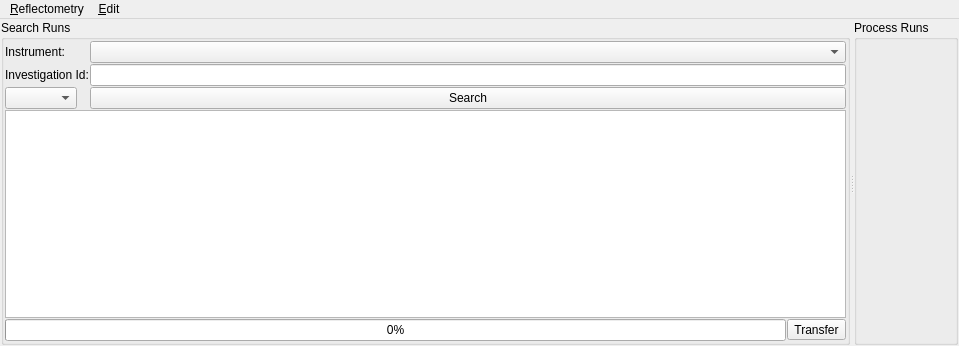
Above: MantidQt/CustomInterfaces/inc/MantidQtCustomInterfaces/Reflectometry/ReflRunsTabWidget.ui from mantidproject/mantid before the change. Below: the same form after it.
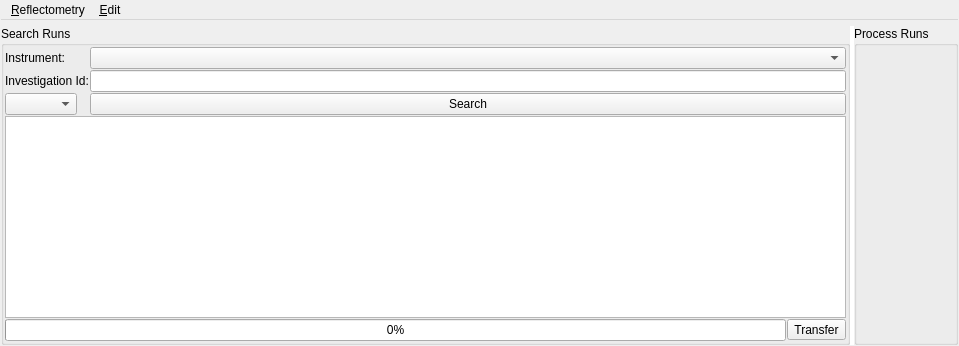
That is the form after the change. Icons and pictures are not drawn.

Patch:
```diff
--- a/MantidQt/CustomInterfaces/inc/MantidQtCustomInterfaces/Reflectometry/ReflRunsTabWidget.ui
+++ b/MantidQt/CustomInterfaces/inc/MantidQtCustomInterfaces/Reflectometry/ReflRunsTabWidget.ui
@@ -1,7 +1,7 @@
 <?xml version="1.0" encoding="UTF-8"?>
 <ui version="4.0">
  <class>ReflRunsTabWidget</class>
- <widget class="QMainWindow" name="ReflRunsTabWidget">
+ <widget class="QWidget" name="ReflRunsTabWidget">
   <property name="geometry">
    <rect>
     <x>0</x>
@@ -13,11 +13,37 @@
   <property name="windowTitle">
    <string>ISIS Reflectometry (Polref)</string>
   </property>
-  <widget class="QWidget" name="centralwidget">
    <layout class="QVBoxLayout" name="layoutMain">
     <property name="margin">
      <number>1</number>
     </property>
+     <item>
+       <widget class="QMenuBar" name="menuBar">
+         <property name="geometry">
+           <rect>
+             <x>0</x>
+             <y>0</y>
+             <width>959</width>
+             <height>18</height>
+           </rect>
+         </property>
+         <property name="nativeMenuBar">
+           <bool>false</bool>
+         </property>
+         <widget class="QMenu" name="menuTable">
+           <property name="title">
+             <string>&amp;Reflectometry</string>
+           </property>
+         </widget>
+         <widget class="QMenu" name="menuRows">
+           <property name="title">
+             <string>&amp;Edit</string>
+           </property>
+         </widget>
+         <addaction name="menuTable"/>
+         <addaction name="menuRows"/>
+       </widget>
+     </item>
     <item>
      <widget class="QSplitter" name="splitterTables">
       <property name="sizePolicy">
@@ -29,7 +55,10 @@
       <property name="orientation">
        <enum>Qt::Horizontal</enum>
       </property>
-      <property name="childrenCollapsible">
+       <property name="styleSheet">
+        <string>QSplitter::handle { background-color:white }</string>
+       </property>
+       <property name="childrenCollapsible">
        <bool>true</bool>
       </property>
       <widget class="QGroupBox" name="groupSearchPane">
@@ -222,32 +251,6 @@
        </widget>
     </item>
    </layout>
-  </widget>
-  <widget class="QMenuBar" name="menuBar">
-   <property name="geometry">
-    <rect>
-     <x>0</x>
-     <y>0</y>
-     <width>959</width>
-     <height>18</height>
-    </rect>
-   </property>
-   <property name="nativeMenuBar">
-    <bool>false</bool>
-   </property>
-   <widget class="QMenu" name="menuTable">
-    <property name="title">
-     <string>&amp;Reflectometry</string>
-    </property>
-   </widget>
-   <widget class="QMenu" name="menuRows">
-     <property name="title">
-       <string>&amp;Edit</string>
-     </property>
-   </widget>
-   <addaction name="menuTable"/>
-   <addaction name="menuRows"/>
-  </widget>
   <action name="actionSearch">
    <property name="icon">
     <iconset resource="../../../../MantidPlot/icons/icons.qrc">
@@ -277,13 +280,7 @@
   <tabstop>comboSearchInstrument</tabstop>
   <tabstop>tableSearchResults</tabstop>
  </tabstops>
-  <customwidgets>
-    <customwidget>
-      <class>MantidQt:MantidWidgets::QDataProcessorWidget</class>
-      <extends>QWidget</extends>
-      <header>MantidQtMantidWidgets/DataProcessorUI/QDataProcessorWidget.h</header>
-    </customwidget>
-  </customwidgets>
+  <customwidgets/>
   <resources>
   <include location="../../../../MantidPlot/icons/icons.qrc"/>
  </resources>
```
Left out of the diff: 2 changed lines with no effect on the pictures.
